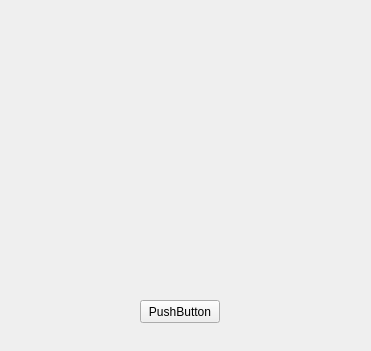
The window that work_1/home.ui (DimaTch/Qt_base) describes before a commit, drawn with Qt 5.
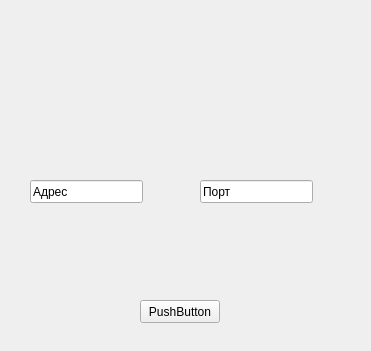
The same window after the commit.

```diff
--- a/work_1/home.ui
+++ b/work_1/home.ui
@@ -16,10 +16,10 @@
   <widget class="QLabel" name="label">
    <property name="geometry">
     <rect>
-     <x>80</x>
-     <y>40</y>
-     <width>200</width>
-     <height>200</height>
+     <x>0</x>
+     <y>0</y>
+     <width>20</width>
+     <height>20</height>
     </rect>
    </property>
    <property name="lineWidth">
@@ -42,6 +42,35 @@
     <string>PushButton</string>
    </property>
   </widget>
+  <widget class="QLineEdit" name="lineEdit">
+   <property name="geometry">
+    <rect>
+     <x>30</x>
+     <y>180</y>
+     <width>113</width>
+     <height>23</height>
+    </rect>
+   </property>
+   <property name="text">
+    <string>Адрес</string>
+   </property>
+   <property name="frame">
+    <bool>true</bool>
+   </property>
+  </widget>
+  <widget class="QLineEdit" name="lineEdit_2">
+   <property name="geometry">
+    <rect>
+     <x>200</x>
+     <y>180</y>
+     <width>113</width>
+     <height>23</height>
+    </rect>
+   </property>
+   <property name="text">
+    <string>Порт</string>
+   </property>
+  </widget>
  </widget>
  <layoutdefault spacing="6" margin="11"/>
  <resources/>
```
